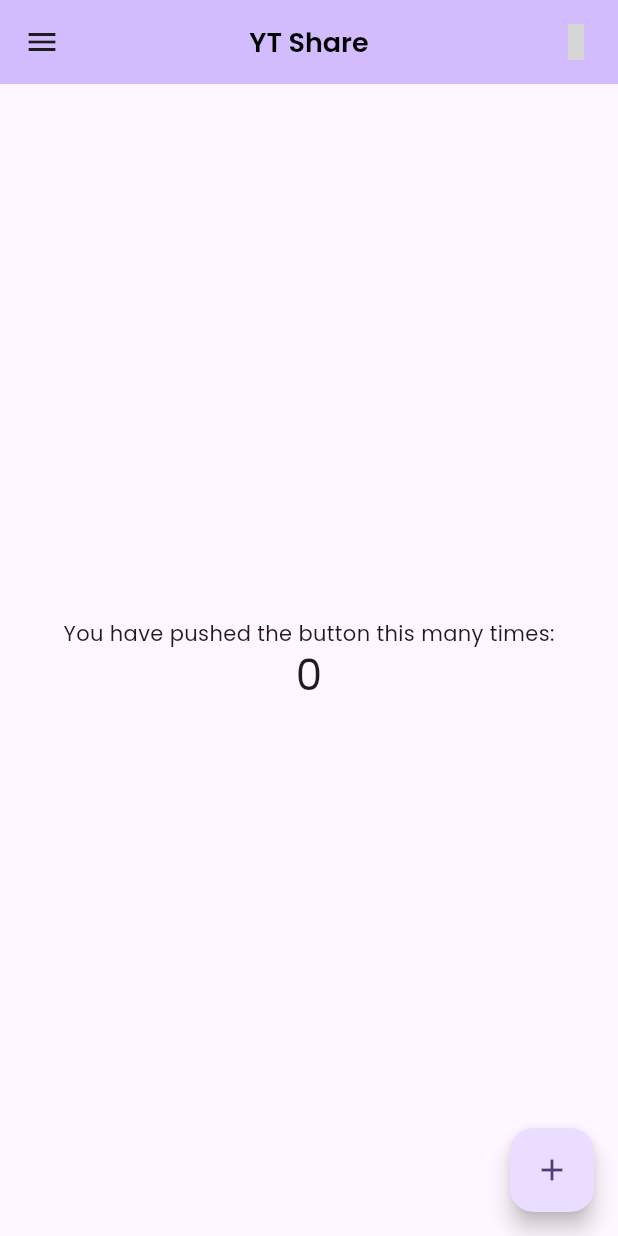
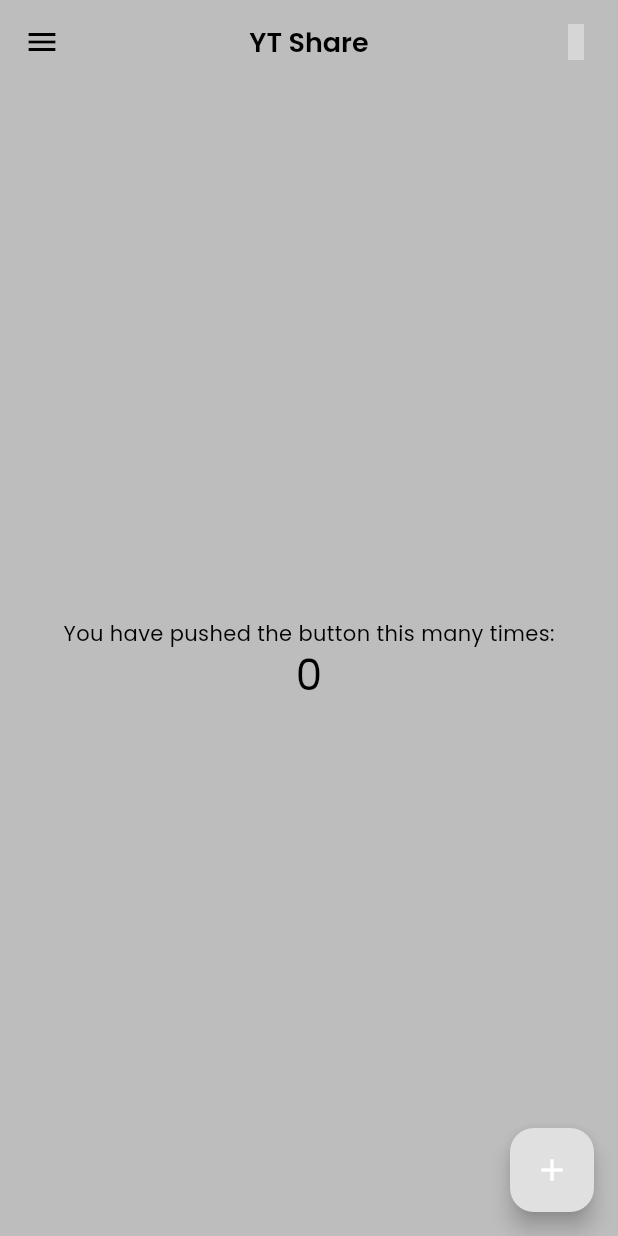
Before and after one commit to nabinoy/ytshare, a Flutter app: the screen it shows after launch, on a phone screen of 412 x 824 dp. Run offline on Flutter 3.47's test engine with Material 3 defaults, Android fonts, the phone set to English and light mode, and no system bars; our stand-ins replace animated_splash_screen, flutter_animate, material_design_icons_flutter, page_transition; grey boxes are pictures that could not be loaded.

Commit message:
theme module added

```diff
--- a/lib/main.dart
+++ b/lib/main.dart
@@ -2,6 +2,7 @@ import 'package:flutter/material.dart';
 import 'package:ytshare/constants/global.dart';
 import 'package:ytshare/router.dart';
 import 'package:ytshare/splash/splash_screen.dart';
+import 'package:ytshare/theme/theme.dart';
 
 void main() {
   runApp(const YTShare());
@@ -16,11 +17,13 @@ class YTShare extends StatelessWidget {
     return MaterialApp(
       title: Global.appName,
       debugShowCheckedModeBanner: false,
-      theme: ThemeData(
-        fontFamily: Global.fontRegular,
-        colorScheme: ColorScheme.fromSeed(seedColor: Colors.deepPurple),
-        useMaterial3: true,
-      ),
+      theme: lightMode,
+      darkTheme: darkMode,
+      // theme: ThemeData(
+      //   fontFamily: Global.fontRegular,
+      //   colorScheme: ColorScheme.fromSeed(seedColor: Colors.deepPurple),
+      //   useMaterial3: true,
+      // ),
       onGenerateRoute: (settings) => generateRoute(settings),
       home: const SplashScreen(),
       //home: const MyHomePage(title: 'Flutter Demo Home Page'),
--- a/lib/screens/homepage.dart
+++ b/lib/screens/homepage.dart
@@ -22,8 +22,9 @@ class _HomeState extends State<Home> {
   @override
   Widget build(BuildContext context) {
     return Scaffold(
+      backgroundColor: Theme.of(context).colorScheme.background,
       appBar: AppBar(
-        backgroundColor: Theme.of(context).colorScheme.inversePrimary,
+        backgroundColor: Theme.of(context).colorScheme.background,
         centerTitle: true,
         elevation: 0,
         title: Text(
@@ -42,7 +43,7 @@ class _HomeState extends State<Home> {
           const Padding(padding: EdgeInsets.all(8))
         ],
       ),
-      drawer: Drawer(
+      drawer: const Drawer(
         child: Column(
           children: [],
         ),
--- /dev/null
+++ b/lib/theme/theme.dart
@@ -0,0 +1,22 @@
+import 'package:flutter/material.dart';
+import 'package:ytshare/constants/global.dart';
+
+ThemeData lightMode = ThemeData(
+  brightness: Brightness.light,
+  fontFamily: Global.fontRegular,
+  useMaterial3: true,
+  colorScheme: ColorScheme.light(
+      background: Colors.grey.shade400,
+      primary: Colors.grey.shade300,
+      secondary: Colors.grey.shade200),
+);
+
+ThemeData darkMode = ThemeData(
+  brightness: Brightness.dark,
+  fontFamily: Global.fontRegular,
+  useMaterial3: true,
+  colorScheme: ColorScheme.dark(
+      background: Colors.grey.shade900,
+      primary: Colors.grey.shade800,
+      secondary: Colors.grey.shade700),
+);
```
